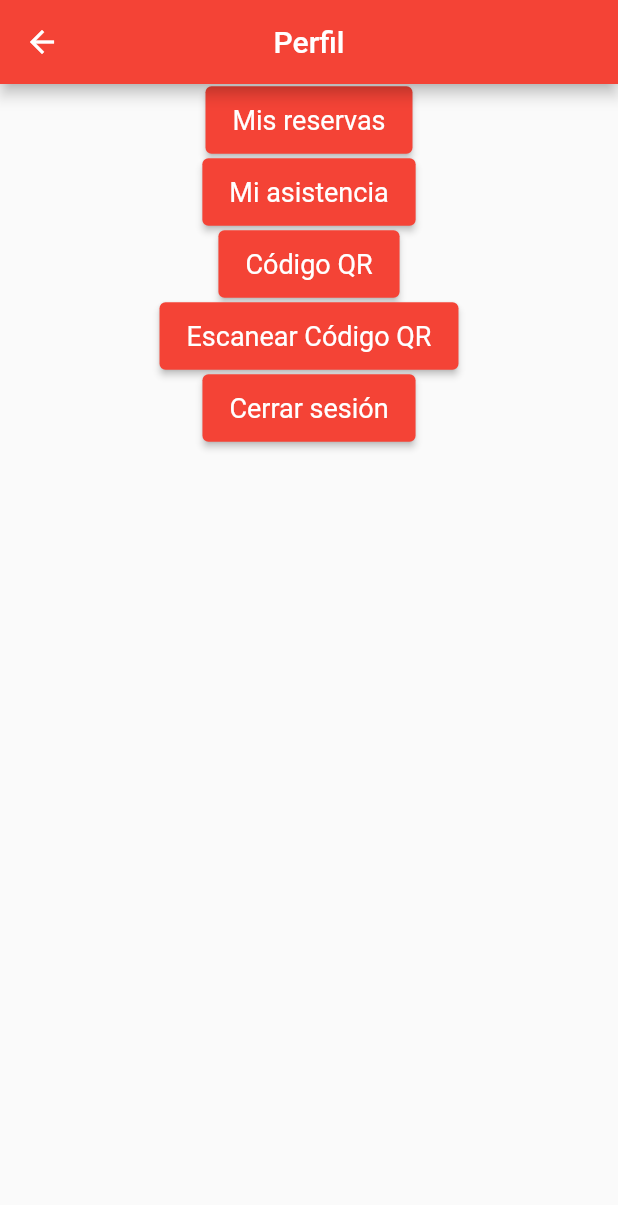
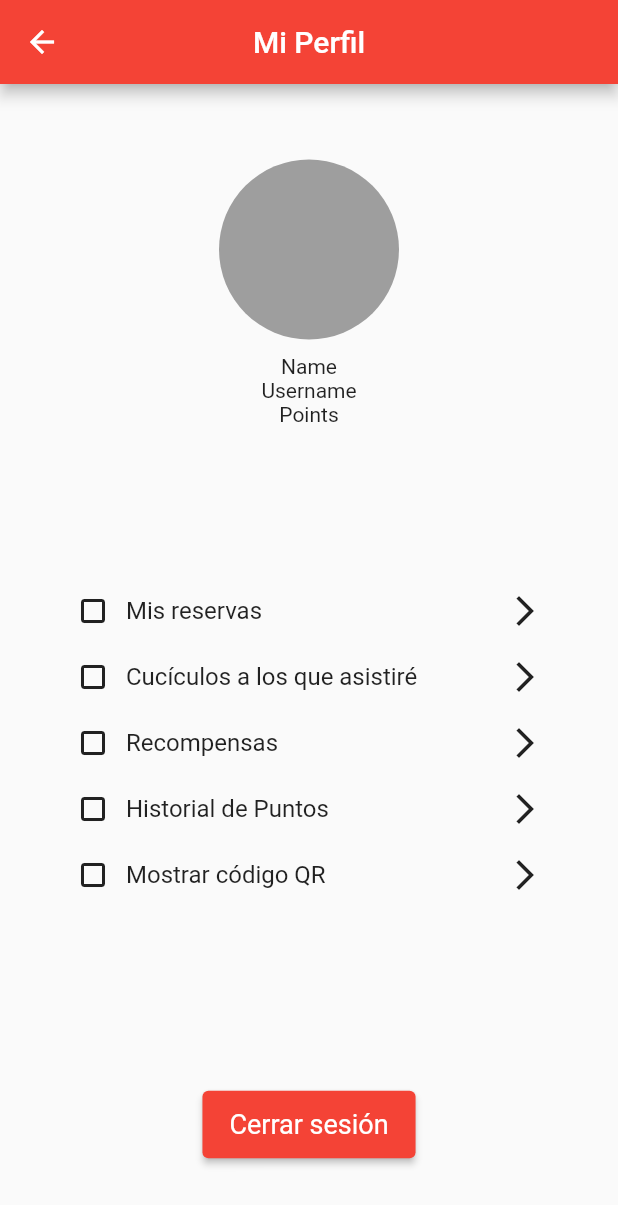
Before and after one commit to willingtonortiz/cubipool2, a Flutter app: the ProfilePage screen opened directly, on a phone screen of 412 x 824 dp. Shown: the top 1205 px of the screen. Run offline on Flutter 3.47's test engine with Material 2 defaults, Android fonts, the phone set to English and light mode, and no system bars; our stand-ins replace dartz, flutter_conditional_rendering, flutter_hooks, flutter_riverpod, get_it, hive and 2 more; missing offline and left inert: qr_code_scanner; accounts and stored records are empty; project files that could hold a hidden picture were left out.

Commit message:
Update profile screen

```diff
--- a/lib/modules/profile/presentation/pages/profile_page.dart
+++ b/lib/modules/profile/presentation/pages/profile_page.dart
@@ -1,5 +1,6 @@
 import 'package:cubipool2/modules/auth/services/auth_http_service.dart';
 import 'package:cubipool2/modules/profile/presentation/pages/my_assistance_page.dart';
+import 'package:cubipool2/modules/profile/presentation/widgets/profile_option.dart';
 import 'package:flutter/material.dart';
 
 import 'package:cubipool2/shared/pages/qr_code_scanner_page.dart';
@@ -22,7 +23,7 @@ class _ProfilePageState extends State<ProfilePage> {
   Widget build(BuildContext context) {
     return Scaffold(
       appBar: AppBar(
-        title: Text('Perfil'),
+        title: Text('Mi Perfil'),
       ),
       body: SafeArea(
         child: _buildBody(context),
@@ -33,22 +34,37 @@ class _ProfilePageState extends State<ProfilePage> {
   Widget _buildBody(BuildContext context) {
     return Center(
       child: Column(
+        mainAxisAlignment: MainAxisAlignment.spaceAround,
         children: [
-          ElevatedButton(
-            onPressed: showMyReservations,
-            child: Text('Mis reservas'),
+          Container(
+            child: Column(
+              children: [
+                CircleAvatar(
+                  radius: 60,
+                  backgroundColor: Colors.grey,
+                ),
+                SizedBox(height: 10.0),
+                Text('Name'),
+                Text('Username'),
+                Text('Points'),
+              ],
+            ),
           ),
-          ElevatedButton(
-            onPressed: goToMyAssistancePage,
-            child: Text('Mi asistencia'),
-          ),
-          ElevatedButton(
-            onPressed: showQRCode,
-            child: Text('Código QR'),
-          ),
-          ElevatedButton(
-            onPressed: scanQRCode,
-            child: Text('Escanear Código QR'),
+          Container(
+            child: Column(
+              children: [
+                ProfileOption(onTap: showMyReservations, title: 'Mis reservas'),
+                ProfileOption(
+                    onTap: goToMyAssistancePage,
+                    title: 'Cucículos a los que asistiré'),
+                ProfileOption(onTap: () => {}, title: 'Recompensas'),
+                ProfileOption(onTap: () => {}, title: 'Historial de Puntos'),
+                ProfileOption(onTap: showQRCode, title: 'Mostrar código QR'),
+                SizedBox(
+                  height: 20.0,
+                ),
+              ],
+            ),
           ),
           ElevatedButton(
             onPressed: logout,
--- /dev/null
+++ b/lib/modules/profile/presentation/widgets/profile_option.dart
@@ -0,0 +1,35 @@
+import 'package:flutter/material.dart';
+
+class ProfileOption extends StatelessWidget {
+  const ProfileOption({
+    Key? key,
+    required this.onTap,
+    required this.title,
+  }) : super(key: key);
+
+  final Function onTap;
+  final String title;
+  @override
+  Widget build(BuildContext context) {
+    return InkWell(
+      onTap: () => onTap(),
+      child: Container(
+        padding: const EdgeInsets.symmetric(horizontal: 25.0, vertical: 10.0),
+        margin: const EdgeInsets.symmetric(horizontal: 25.0),
+        child: Row(
+          mainAxisAlignment: MainAxisAlignment.spaceAround,
+          children: [
+            Icon(Icons.crop_square),
+            SizedBox(width: 10),
+            Text(
+              title,
+              style: TextStyle(fontSize: 16),
+            ),
+            Spacer(),
+            Icon(Icons.arrow_forward_ios),
+          ],
+        ),
+      ),
+    );
+  }
+}
```
